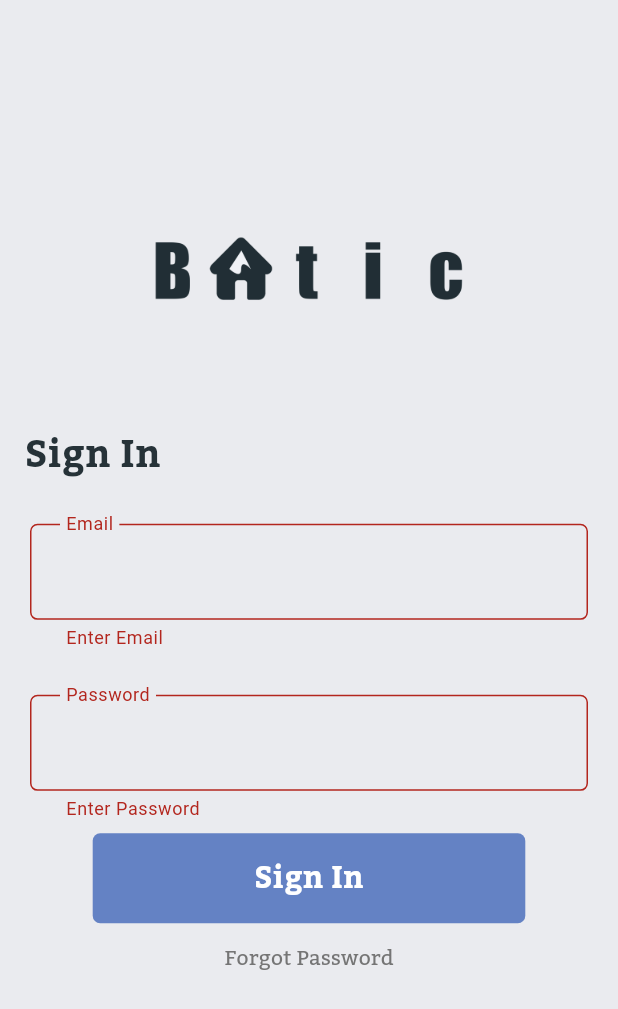
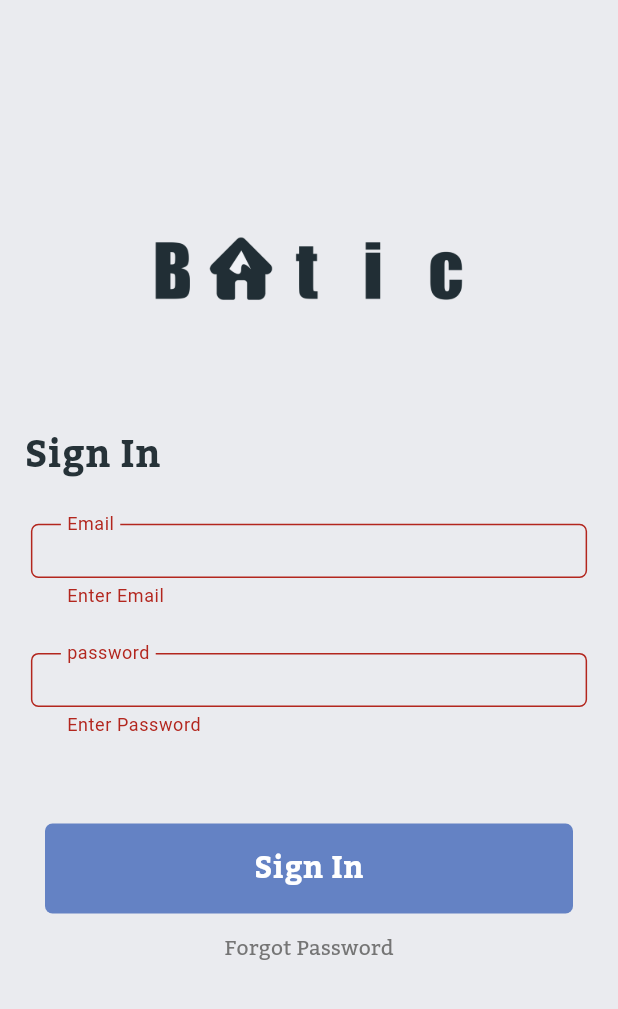
Before and after one commit to eylem2002/Real-Estate-Home-App, a Flutter app: the screen it shows after launch, after a tap on "Sign In", on a phone screen of 412 x 824 dp. Shown: the top 1009 px of the screen. Run offline on Flutter 3.47's test engine with Material 3 defaults, Android fonts, the phone set to English and light mode, and no system bars.

Commit message:
signIn mvc

```diff
--- /dev/null
+++ b/lib/core/constant/imageAsses.dart
@@ -0,0 +1,6 @@
+
+class ImageAsses{
+  static const String rootImages="assets/images";
+
+static const String logo="$rootImages/batic_text.png";
+}
--- a/lib/view/screen/signin.dart
+++ b/lib/view/screen/signin.dart
@@ -1,5 +1,8 @@
 import 'package:flutter/material.dart';
+import 'package:new_batic/core/constant/imageAsses.dart';
+
 import 'package:new_batic/view/screen/Home.dart';
+import 'package:new_batic/view/widget/compoents/defaultFormField.dart';
 
 class LogIN extends StatefulWidget {
   const LogIN({super.key});
@@ -8,7 +11,14 @@ class LogIN extends StatefulWidget {
   State<LogIN> createState() => _LogINState();
 }
 
+// AppImageAsses appImageAsses= AppImageAsses();
+
 class _LogINState extends State<LogIN> {
+
+
+ final TextEditingController _controller =TextEditingController();
+  final TextEditingController _controller_pass =TextEditingController();
+
   final _formField = GlobalKey<FormState>();
 
   bool? isChecked = false;
@@ -29,12 +39,7 @@ class _LogINState extends State<LogIN> {
                   Container(
                     width: 210,
                     height: 210,
-                    decoration: const BoxDecoration(
-                      image: DecorationImage(
-                        image: AssetImage('assets/images/batic_text.png'),
-                        fit: BoxFit.scaleDown,
-                      ),
-                    ),
+                  child: Image.asset(ImageAsses.logo),
                   ),
                   Container(
                     child: Container(
@@ -54,22 +59,8 @@ class _LogINState extends State<LogIN> {
                   Container(
                     height: 20,
                   ),
-                  Container(
-                      padding: const EdgeInsets.only(left: 20, right: 20),
-                      child: TextFormField(
-                        keyboardType: TextInputType.emailAddress,
-                        controller: emailController,
-                        decoration: InputDecoration(
-                          labelText: "Email",
-                          border: OutlineInputBorder(
-                            borderSide:
-                                const BorderSide(color: Color(0xff6482C4)),
-                            borderRadius: BorderRadius.circular(5),
-                          ),
-                          contentPadding: const EdgeInsets.all(20),
-                          floatingLabelBehavior: FloatingLabelBehavior.always,
-                        ),
-                        validator: (value) {
+
+                   TextFormFieldWidget(height:0.068,width: 0.9,passToggle: false,passController: _controller,label_text: 'Email',validat:  (value) {
                       if (value!.isEmpty) {
                         return "Enter Email";
                       }
@@ -80,37 +71,32 @@ class _LogINState extends State<LogIN> {
                         return "Enter valid Email";
                       }
                       return null;
-                        },
-                      )),
+                    }
+                  ,),
+
                   Container(
                     height: 30,
                   ),
-                  Container(
-                      padding: const EdgeInsets.only(left: 20, right: 20),
-                      child: TextFormField(
-                        keyboardType: TextInputType.emailAddress,
-                        obscureText: passToggle,
-                        controller: passController,
-                        decoration: InputDecoration(
-                          labelText: "Password",
-                          border: OutlineInputBorder(
-                              borderRadius: BorderRadius.circular(5),
-                              borderSide: const BorderSide(
-                                  color: Colors.red, width: 2)),
-                          contentPadding: const EdgeInsets.all(20),
-                          isDense: true,
-                          floatingLabelBehavior: FloatingLabelBehavior.always,
-                        ),
-                        validator: (value) {
-                          if (value!.isEmpty) {
+
+
+                  TextFormFieldWidget(height:0.068,width: 0.9,passToggle: true,passController: _controller_pass,label_text: 'password',validat:
+                    (value) {
+
+                     if(value!.isEmpty){
                       return "Enter Password";
-                          } else if (passController.text.length < 6) {
+                     }else if(value.length<6){
                                             return "Password length should be more than 6 characters";
+
+                     }else{
+                      return null;
                      }
-                          return null;
-                        },
-                      )),
-                  Container(height: MediaQuery.of(context).size.height * 0.01),
+
+
+
+                    }
+                  ,)
+                ,
+                SizedBox(height: widthNHeight0(context, 0)*0.07,),
                   Container(
                     padding: const EdgeInsets.only(left: 30, right: 30),
                     height: 60,
@@ -128,7 +114,7 @@ class _LogINState extends State<LogIN> {
                       },
                       child: Container(
                        // height: MediaQuery.of(context).size.width * .40,
-                        width: MediaQuery.of(context).size.width * 0.7,
+                      width: widthNHeight0(context, 0)*0.7, //////////////////edit the width
                         decoration: BoxDecoration(
                             color: const Color(0xff6482C4),
                             borderRadius: BorderRadius.circular(5)),
--- a/lib/view/widget/compoents/defaultFormField.dart
+++ b/lib/view/widget/compoents/defaultFormField.dart
@@ -1,51 +1,48 @@
 import 'package:flutter/material.dart';
+import 'package:new_batic/view/screen/signin.dart';
 
-Widget defaultFormField({
-  required TextEditingController controller,
-  required TextInputType tybe,
-  final Function(String)? onFieldSubmitted,
-  final Function(String)?onChanged,
-  required String? Function(String?)?validator,
-  required String text,
-  required String label,
-  Function()? onTap,
-  double radius=0.0,
-  IconData? suffixIcon,
-  bool isPassword=false,
-  Function()?suffixonPressed,
-  bool isClickable=true,
-})=>Container(
-  width: 350.0,
-  height: 80.0,
-  child: TextFormField(
-    controller: controller,
-    keyboardType: tybe,
-    onFieldSubmitted: onFieldSubmitted,
-    onChanged:onChanged,
-    validator:validator,
-    obscureText:isPassword,
-    style: TextStyle(
-      fontFamily: 'Kadwa',
-    ),
-    onTap:onTap ,
-    enabled:isClickable ,
-    decoration: InputDecoration(
-      hintText: text,
-      labelText: label,
-      labelStyle: const TextStyle(
-        color: Colors.grey,
-      ),
-      focusedBorder: OutlineInputBorder(
-        borderSide:const BorderSide(color: Colors.grey),
-        borderRadius: BorderRadius.circular(radius),
-      ),
-      border: OutlineInputBorder(
-        borderRadius: BorderRadius.circular(radius),
-      ),
-      suffixIcon:IconButton(
-        icon:Icon(suffixIcon) ,
-        onPressed: suffixonPressed,
-      ),
-    ),
-  ),
-);
+class TextFormFieldWidget extends StatelessWidget {
+final double height;
+final double width;
+final bool passToggle;
+final String label_text;
+final TextEditingController passController;
+final String? Function(String?)?  validat;
+
+
+  const TextFormFieldWidget({super.key,
+  required this.height,
+  required this.width,
+  required this.passToggle,
+  required this.passController,
+  required this.label_text,
+    required this.validat,
+
+
+
+
+  });
+
+  @override
+  Widget build(BuildContext context) {
+    return    SizedBox(
+      width: widthNHeight0(context, 1)*width,
+      height: widthNHeight0(context, 0)*height,
+                      child: TextFormField(
+                        // keyboardType: TextInputType.emailAddress,
+                        obscureText: passToggle,
+                        controller: passController,
+                        decoration: InputDecoration(
+                          labelText:label_text ,
+                          border: OutlineInputBorder(
+                              borderRadius: BorderRadius.circular(5),
+                              borderSide: const BorderSide(
+                                  color: Colors.red, width: 2)),
+                          contentPadding: const EdgeInsets.all(20),
+                          isDense: true,
+                          floatingLabelBehavior: FloatingLabelBehavior.always,
+                        ),
+                        validator:validat
+                      ));
+  }
+}
```
Also changed, not shown: lib/core/constant/color.dart (added). Lines whose indentation alone changed are shown as unchanged.
